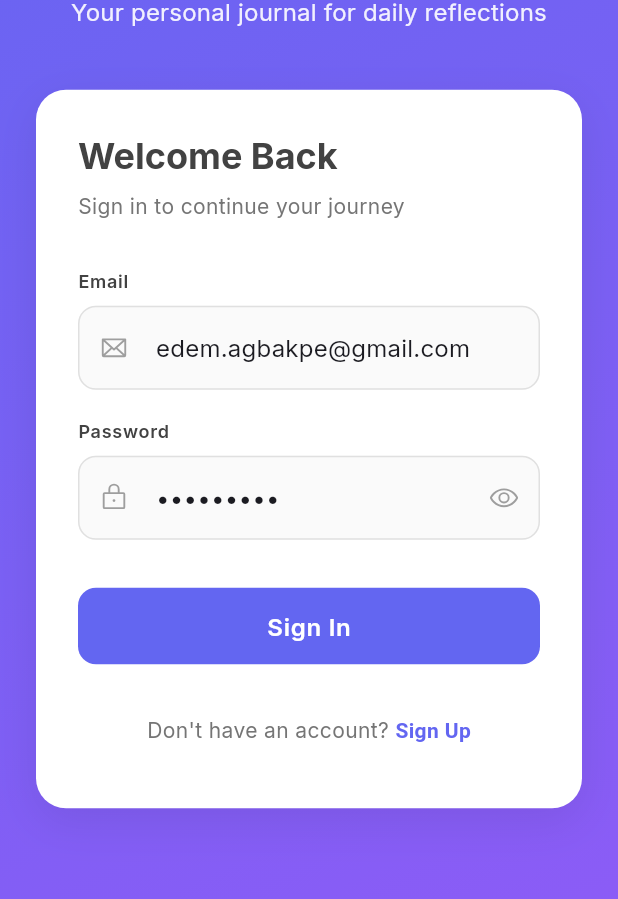
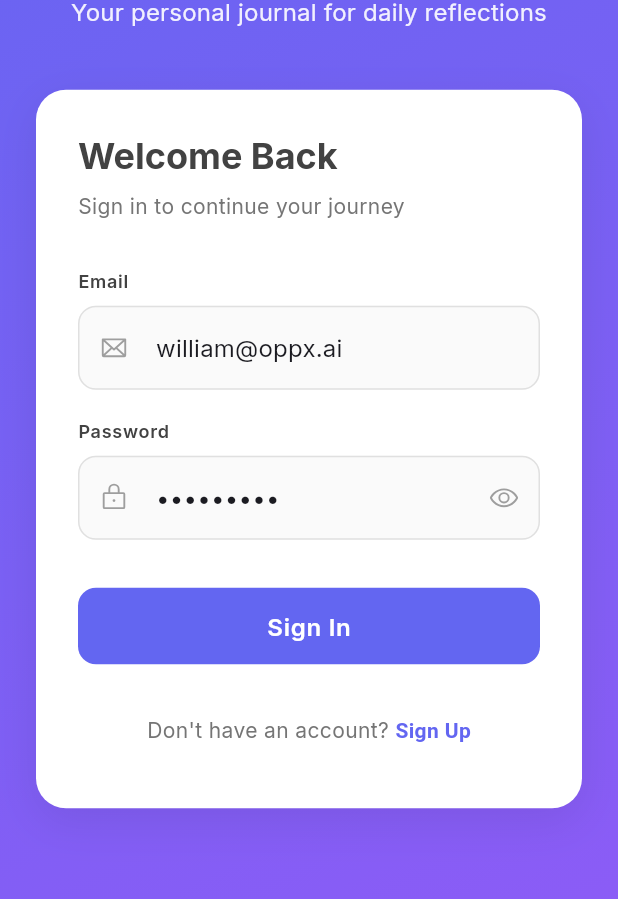
Before and after one commit to edem-cyber/lifelog, a Flutter app: the AuthScreen screen opened by its route, on a phone screen of 412 x 824 dp, the part 337-1236 px from its top. Run offline on Flutter 3.47's test engine with Material 3 defaults, Android fonts, the phone set to English and light mode, and no system bars; drawn by our look-alikes of flutter_animate; our stand-ins replace fl_chart, flutter_riverpod, flutter_spinkit, fluttertoast, form_validator, go_router and 5 more; accounts and stored records are empty.

Commit message:
easy sign up william for william

```diff
--- a/lib/screens/auth/auth_screen.dart
+++ b/lib/screens/auth/auth_screen.dart
@@ -20,7 +20,7 @@ class _AuthScreenState extends ConsumerState<AuthScreen>
     with TickerProviderStateMixin {
   final _formKey = GlobalKey<FormState>();
   final _emailController = TextEditingController(
-    text: 'edem.agbakpe@gmail.com',
+    text: 'william@oppx.ai',
   );
   final _passwordController = TextEditingController(text: 'testing11');
   bool _isSignUp = false;
```
